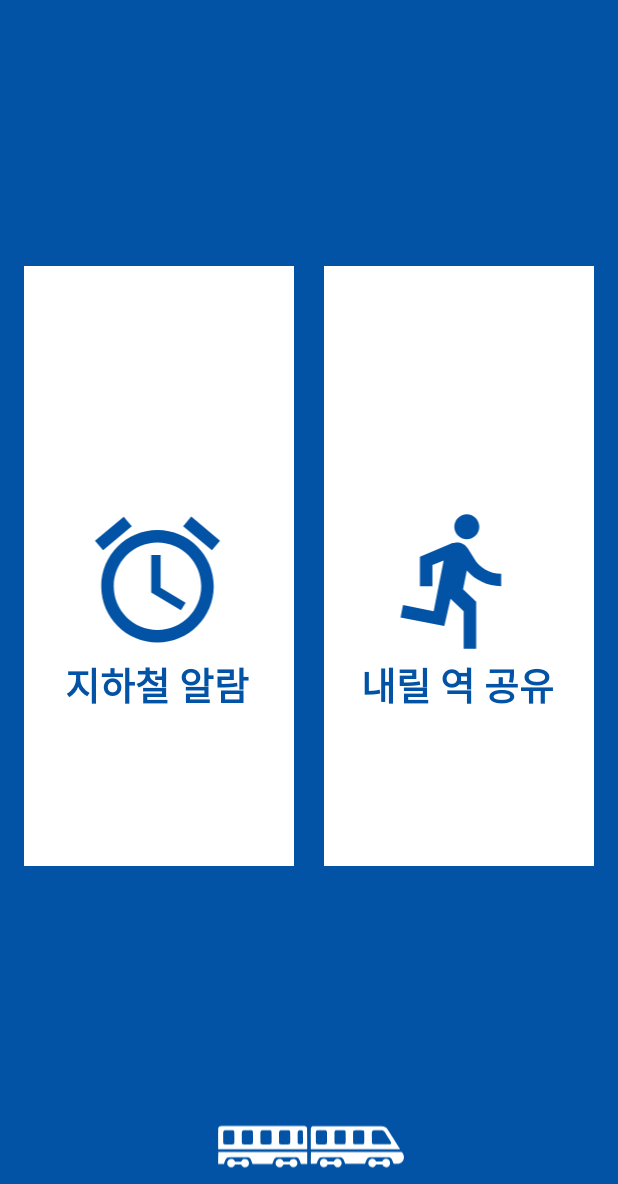
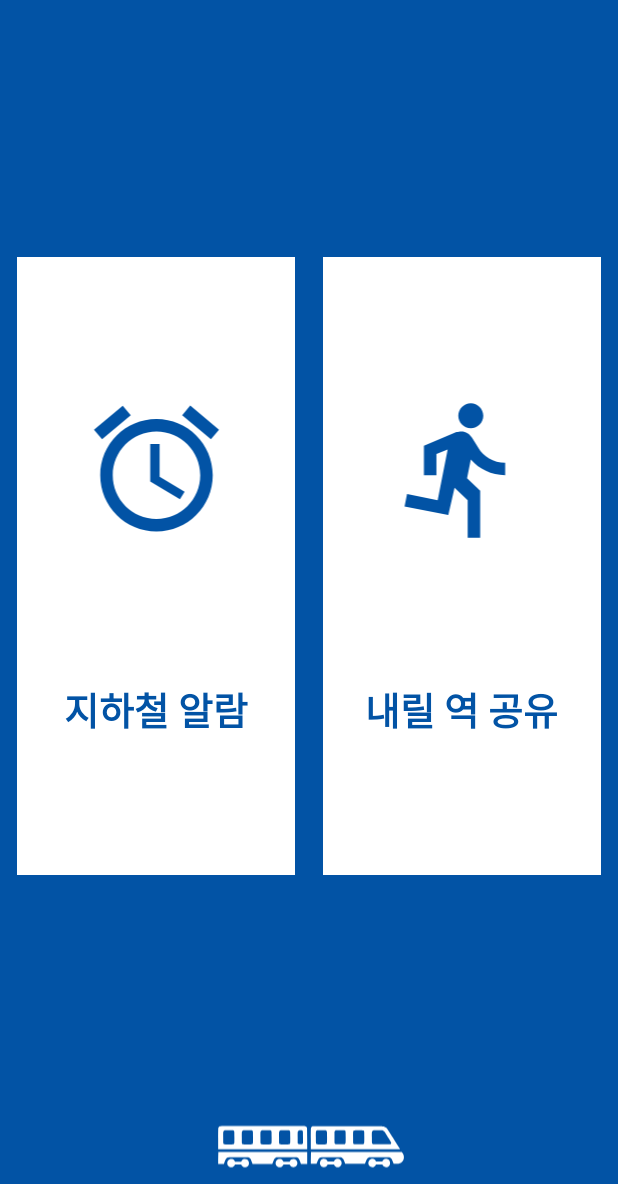
Before and after one commit to osulg/BlueWay_12_Project, an Android app: the screen it shows after launch (MainActivity), on a phone screen of 412 x 824 dp, the part 52-1236 px from its top. Run offline under Robolectric (Android 15) with nearby library versions, the phone set to English and light mode, and no system bars.

Commit message:
메인화면 또 수정

```diff
--- a/app/src/main/res/layout/activity_main.xml
+++ b/app/src/main/res/layout/activity_main.xml
@@ -4,7 +4,7 @@
     xmlns:tools="http://schemas.android.com/tools"
     android:layout_width="match_parent"
     android:layout_height="match_parent"
-    tools:context=".MainActivity">
+    tools:context=".Sub1Activity">
 
     <FrameLayout
         android:id="@+id/imageView26"
@@ -25,7 +25,8 @@
         app:layout_constraintEnd_toEndOf="parent"
         app:layout_constraintStart_toStartOf="parent"
         app:layout_constraintTop_toTopOf="parent"
-        app:layout_constraintVertical_bias="1" />
+        app:layout_constraintVertical_bias="1"
+        />
 
     <TextView
         android:id="@+id/imageViewtext"
@@ -34,7 +35,7 @@
         android:src="@drawable/subway"
         android:text="@string/app_name_larger"
         android:textColor="@color/white"
-        android:textSize="25dp"
+        android:textSize="25sp"
         android:textStyle="bold"
         app:layout_constraintBottom_toBottomOf="parent"
         app:layout_constraintEnd_toEndOf="parent"
@@ -43,74 +44,77 @@
         app:layout_constraintVertical_bias="0" />
 
     <ImageView
-        android:id="@+id/imageView"
-        android:layout_width="180dp"
-        android:layout_height="400dp"
+        android:id="@+id/firstImageView"
+        android:layout_width="0dp"
+        android:layout_height="0dp"
+        app:layout_constraintHeight_percent="0.5"
+        app:layout_constraintWidth_percent="0.45"
         android:background="@color/white"
         android:visibility="visible"
         app:layout_constraintBottom_toBottomOf="parent"
         app:layout_constraintEnd_toEndOf="parent"
-        app:layout_constraintHorizontal_bias="0.07"
+        app:layout_constraintHorizontal_bias="0.05"
         app:layout_constraintStart_toStartOf="parent"
         app:layout_constraintTop_toTopOf="parent"
         app:layout_constraintVertical_bias="0.5"
+        tools:visibility="visible"
 
-        tools:visibility="visible" />
+        />
 
     <ImageView
-        android:id="@+id/imageView8"
-        android:layout_width="180dp"
-        android:layout_height="400dp"
+        android:id="@+id/secondImageView"
+        android:layout_width="0dp"
+        android:layout_height="0dp"
+        app:layout_constraintHeight_percent="0.5"
+        app:layout_constraintWidth_percent="0.45"
         android:background="@color/white"
         android:visibility="visible"
         app:layout_constraintBottom_toBottomOf="parent"
         app:layout_constraintEnd_toEndOf="parent"
-        app:layout_constraintHorizontal_bias="0.93"
+        app:layout_constraintHorizontal_bias="0.95"
         app:layout_constraintStart_toStartOf="parent"
         app:layout_constraintTop_toTopOf="parent"
         app:layout_constraintVertical_bias="0.5"
+        tools:visibility="visible"
 
-        tools:visibility="visible" />
+        />
 
     <TextView
         android:id="@+id/textViewAlarm"
         android:layout_width="wrap_content"
         android:layout_height="wrap_content"
+        android:textSize="25sp"
+        android:textColor="@color/Blue_0253A5"
+        app:layout_constraintLeft_toLeftOf="@+id/firstImageView"
+        app:layout_constraintRight_toRightOf="@+id/firstImageView"
+        app:layout_constraintTop_toBottomOf="@+id/imageViewAlarm"
+        app:layout_constraintBottom_toBottomOf="@+id/firstImageView"
         android:fontFamily="sans-serif-black"
-        android:text="@string/button1"
-        android:textColor="@color/Blue_0253A5"
-        android:textSize="25dp"
-        app:layout_constraintBottom_toBottomOf="parent"
-        app:layout_constraintEnd_toEndOf="parent"
-        app:layout_constraintHorizontal_bias="0.15"
-        app:layout_constraintStart_toStartOf="parent"
-        app:layout_constraintTop_toTopOf="parent"
-        app:layout_constraintVertical_bias="0.6" />
+        android:text="@string/button1" />
 
     <TextView
         android:id="@+id/textViewShare"
+        android:textSize="25sp"
+        android:textColor="@color/Blue_0253A5"
         android:layout_width="wrap_content"
         android:layout_height="wrap_content"
         android:fontFamily="sans-serif-black"
         android:text="@string/button2"
-        android:textColor="@color/Blue_0253A5"
-        android:textSize="25dp"
-        app:layout_constraintBottom_toBottomOf="parent"
-        app:layout_constraintEnd_toEndOf="parent"
-        app:layout_constraintHorizontal_bias="0.85"
-        app:layout_constraintStart_toStartOf="parent"
-        app:layout_constraintTop_toTopOf="parent"
-        app:layout_constraintVertical_bias="0.6" />
+        app:layout_constraintLeft_toLeftOf="@+id/secondImageView"
+        app:layout_constraintRight_toRightOf="@+id/secondImageView"
+        app:layout_constraintTop_toBottomOf="@+id/imageViewShare"
+        app:layout_constraintBottom_toBottomOf="@+id/secondImageView"
+        app:layout_constraintVertical_bias="0.55"/>
 
     <ImageView
         android:id="@+id/imageViewAlarm"
         android:layout_width="130dp"
         android:layout_height="100dp"
         android:src="@drawable/baseline_access_alarm_24"
+        app:layout_constraintLeft_toLeftOf="@+id/firstImageView"
+        app:layout_constraintRight_toRightOf="@+id/firstImageView"
         app:layout_constraintBottom_toTopOf="@+id/textViewAlarm"
-        app:layout_constraintLeft_toLeftOf="@+id/textViewAlarm"
-        app:layout_constraintRight_toRightOf="@+id/textViewAlarm"
-
+        app:layout_constraintTop_toTopOf="@+id/firstImageView"
 
         />
 
@@ -119,15 +123,17 @@
         android:layout_width="130dp"
         android:layout_height="100dp"
         android:src="@drawable/baseline_directions_run_24"
+        app:layout_constraintLeft_toLeftOf="@+id/secondImageView"
+        app:layout_constraintRight_toRightOf="@+id/secondImageView"
         app:layout_constraintBottom_toTopOf="@+id/textViewShare"
-        app:layout_constraintLeft_toLeftOf="@+id/textViewShare"
-        app:layout_constraintRight_toRightOf="@+id/textViewShare" />
+        app:layout_constraintTop_toTopOf="@+id/secondImageView"/>
 
     <Button
         android:id="@+id/btn_sub1"
-        style="?android:borderlessButtonStyle"
-        android:layout_width="180dp"
-        android:layout_height="400dp"
+        android:layout_width="0dp"
+        android:layout_height="0dp"
+        app:layout_constraintHeight_percent="0.5"
+        app:layout_constraintWidth_percent="0.45"
         android:background="@null"
         android:textColor="#0253A5"
         android:textSize="20sp"
@@ -135,27 +141,30 @@
         android:visibility="visible"
         app:layout_constraintBottom_toBottomOf="parent"
         app:layout_constraintEnd_toEndOf="parent"
-        app:layout_constraintHorizontal_bias="0.07"
+        app:layout_constraintHorizontal_bias="0.05"
         app:layout_constraintStart_toStartOf="parent"
         app:layout_constraintTop_toTopOf="parent"
         app:layout_constraintVertical_bias="0.5"
-        tools:visibility="visible" />
+        tools:visibility="visible"
+        style="?android:borderlessButtonStyle"/>
 
     <Button
         android:id="@+id/btn_sub2"
-        style="?android:borderlessButtonStyle"
-        android:layout_width="180dp"
-        android:layout_height="400dp"
+        android:layout_width="0dp"
+        android:layout_height="0dp"
+        app:layout_constraintHeight_percent="0.5"
+        app:layout_constraintWidth_percent="0.45"
         android:background="@null"
         android:textColor="#0253A5"
         android:visibility="visible"
         app:layout_constraintBottom_toBottomOf="parent"
         app:layout_constraintEnd_toEndOf="parent"
-        app:layout_constraintHorizontal_bias="0.93"
+        app:layout_constraintHorizontal_bias="0.95"
         app:layout_constraintStart_toStartOf="parent"
         app:layout_constraintTop_toTopOf="parent"
         app:layout_constraintVertical_bias="0.5"
-        tools:visibility="visible" />
+        tools:visibility="visible"
+        style="?android:borderlessButtonStyle"/>
 
 
 </androidx.constraintlayout.widget.ConstraintLayout>
```
